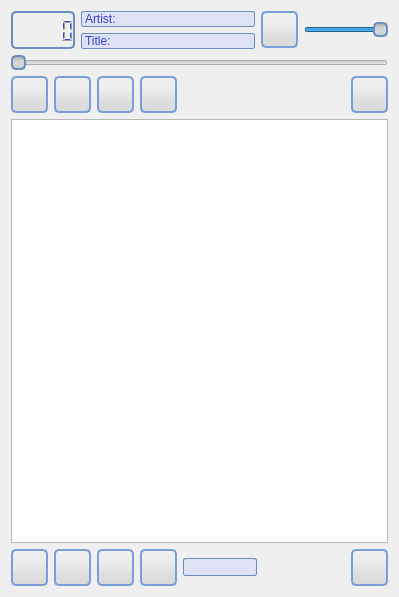
First picture: the form in src/qompmainwin.ui, repository qomp/qomp, before the edit.
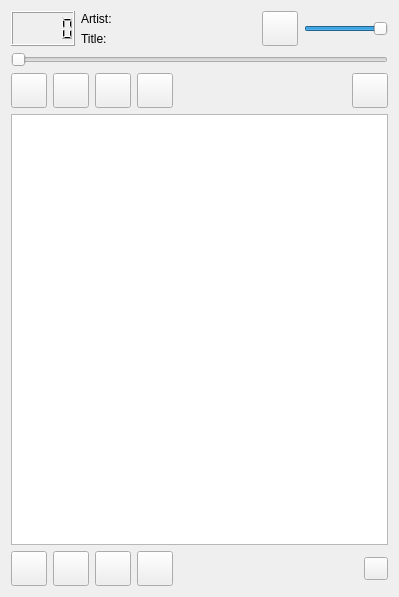
Second picture: the form after the edit. Icons and pictures are not drawn. Custom widgets are drawn as their Qt base class.

The edit to the form file:
```diff
--- a/src/qompmainwin.ui
+++ b/src/qompmainwin.ui
@@ -21,154 +21,7 @@
     <normaloff>:/icons/icons/qomp.png</normaloff>:/icons/icons/qomp.png</iconset>
   </property>
   <property name="styleSheet">
-   <string notr="true">QMainWindow { 
-	color: black;
-	background: qlineargradient(x1: 0, y1: 0, x2: 0, y2: 1,
-                                stop: 0 #C1C7F5, stop: 1 #8ab4f6);
-}
-
-QompPlaylistView { 
-     background-color: #DFE1F5;
-	 border-radius: 5px;
-}
-
-QToolButton { 
-     background: qlineargradient(x1: 0, y1: 0, x2: 0, y2: 1, stop: 0 #f0f0f0, stop: 0.4 #ebebeb, stop: 0.7 #dedede, stop: 1.0 #d9d9d9); 
-     border: 2px solid #799fd8; 
-     border-color: #799fd8; 
-     border-top-left-radius: 5px; 
-     border-bottom-left-radius: 5px; 
-     border-bottom-right-radius: 5px; 
-     border-top-right-radius: 5px; 
-     width: 28px; 
-     height: 28px; 
-	padding: 1px;
-	icon-size: 28px;
-}
-
-QToolButton:hover { 
-	background: qlineargradient(x1: 0, y1: 0, x2: 0, y2: 1,
-                                stop: 0 #f0f0f0, stop: 1 #DFE1F5);
-	border: 2px solid #8ab4f6;
-}
-
-QToolButton:pressed { 
-     background: qlineargradient(x1: 0, y1: 0, x2: 0, y2: 1, stop: 0 #8faed5, stop: 0.4 #6dadfa, stop: 0.7 #368ef9, stop: 1.0 #358bf3); 
-     border: 2px solid #698ebf; 
-     border-color: #698ebf; 
-     border-top-left-radius: 5px; 
-     border-bottom-left-radius: 5px; 
-     border-bottom-right-radius: 5px; 
-     border-top-right-radius: 4px; 
-}
-
-QToolButton:checked { 
-	background: qlineargradient(spread:pad, x1:0, y1:0, x2:0.191, y2:1, stop:0 rgba(223, 225, 245, 255), stop:0.39196 rgba(207, 209, 245, 255), stop:0.859296 rgba(109, 160, 219, 255), stop:1 rgba(62, 85, 221, 255));
-     border: 2px solid #698ebf; 
-     border-color: #698ebf; 
-     border-top-left-radius: 5px; 
-     border-bottom-left-radius: 5px; 
-     border-bottom-right-radius: 5px; 
-     border-top-right-radius: 4px; 
-}
-
-QSlider::handle:horizontal {
- background: qlineargradient(x1: 0, y1: 0, x2: 0, y2: 1, stop: 0 #aaaaaa, stop: 0.4 #d5d5d5, stop: 0.7 #d5d5d5, stop: 1.0 #c6c6c6); 
-    border: 2px solid #698ebf; 
-	border-radius: 5px;
-	width: 10px;
-}
-
-QLabel { 
-    color: #3244C9; 
-}
-
-QLabel#lb_artist_title, QLabel#lb_track_title, QLabel#lb_playtime {
-	background-color: #DFE1F5;
-	border-top-left-radius: 2px;
-	border-bottom-left-radius: 2px;
-	border-top:  1px solid #698ebf;
-	border-bottom:  1px solid #698ebf;
-	border-left:  1px solid #698ebf;
-}
-
-QLabel#lb_artist, QLabel#lb_title, QLabel#lb_playtime {
-	background-color: #DFE1F5;
-	border-top-right-radius: 2px;
-	border-bottom-right-radius: 2px;
-	border-top:  1px solid #698ebf;
-	border-bottom: 1px solid #698ebf;
-	border-right: 1px solid #698ebf;
-}
-
-QMenu {
-    background-color: #8ab4f6;
-    border: 1px solid #698ebf;
-}
-
-QMenu::item {
-    background-color: transparent;
-}
-
-QMenu::item:selected {
-	color: black;
-   	background: qlineargradient(x1: 0, y1: 0, x2: 1, y2: 0,
-                                stop: 0 #DFE1F5, stop: 1 #8ab4f6);
-}
-
-QLCDNumber{
-	border-radius: 5px;
-	border: 2px solid #698ebf;
-	color: #3244C9;
-}
-
-QToolTip {
- 	background: qlineargradient(x1: 0, y1: 0, x2: 0, y2: 1, stop: 0 #f0f0f0, stop: 0.4 	#ebebeb, stop: 0.7 #dedede, stop: 1.0 #d9d9d9);
-	border-radius: 5px; 
-	border: 2px solid #698ebf;
-	padding: 2px;
-	color: black;
-}
-
- QScrollBar:vertical {
-     border: 2px solid #799fd8;
-     background: #DFE1F5;
-     width: 18px;
-	 margin: 25px 0px;
- }
- QScrollBar::handle:vertical {
-     min-height: 20px;
-	 border-radius: 5px;
-	 border: 2px solid #799fd8;
-	 background: rgba(62, 85, 221, 255);
- }
- QScrollBar::add-line:vertical {
-     border: 2px solid #799fd8;
-     background: rgba(62, 85, 221, 255);
-     height: 20px;
-	 border-bottom-left-radius: 5px;
-     border-bottom-right-radius: 5px;
-     subcontrol-position: bottom;
-     subcontrol-origin: margin;
-	 image: url(:/icons/arrow-down);
-	 margin-bottom: 5px;
- }
-
- QScrollBar::sub-line:vertical {
-     border: 2px solid #799fd8;
-	 border-top-left-radius: 5px;
-     border-top-right-radius: 5px;
-     background: rgba(62, 85, 221, 255);
-     height: 20px;
-	 subcontrol-position: top;
-     subcontrol-origin: margin;
-	 image: url(:/icons/arrow-up);
-	 margin-top: 5px;   
- }
-
- QScrollBar::add-page:vertical, QScrollBar::sub-page:vertical {
-     background: none;
- }</string>
+   <string notr="true"/>
   </property>
   <widget class="QWidget" name="centralWidget">
    <layout class="QVBoxLayout" name="verticalLayout">
```
